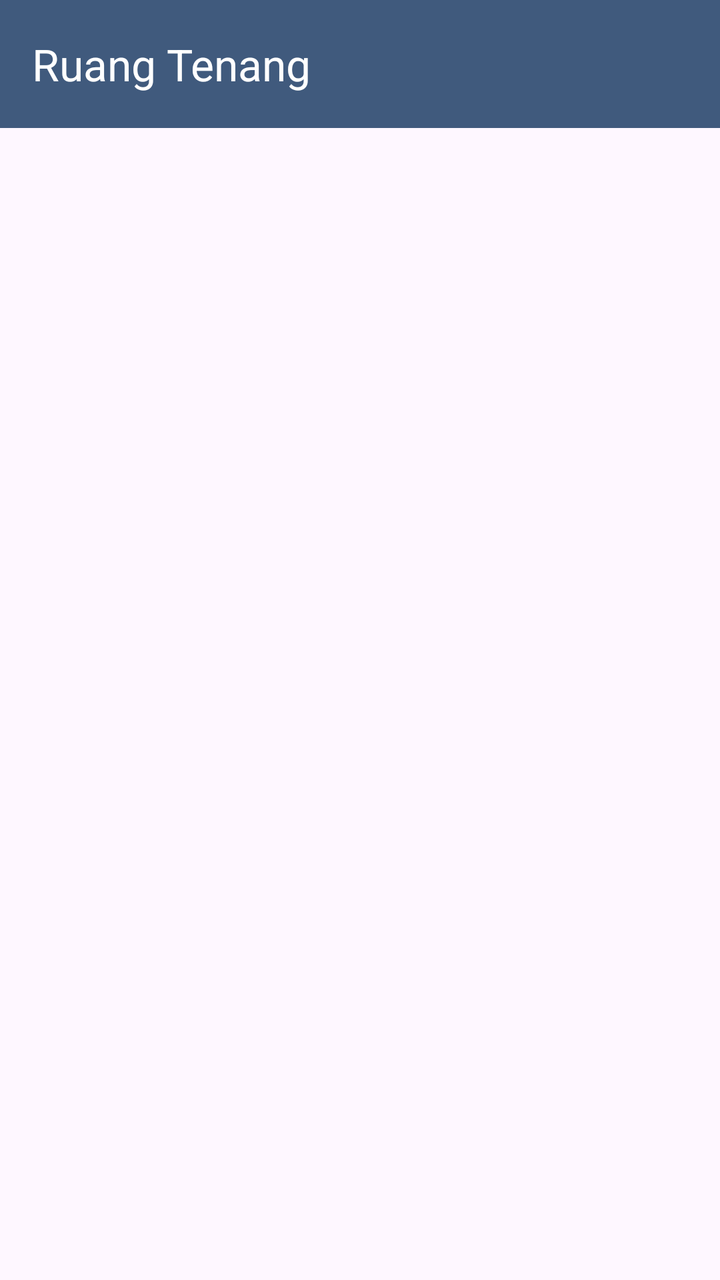
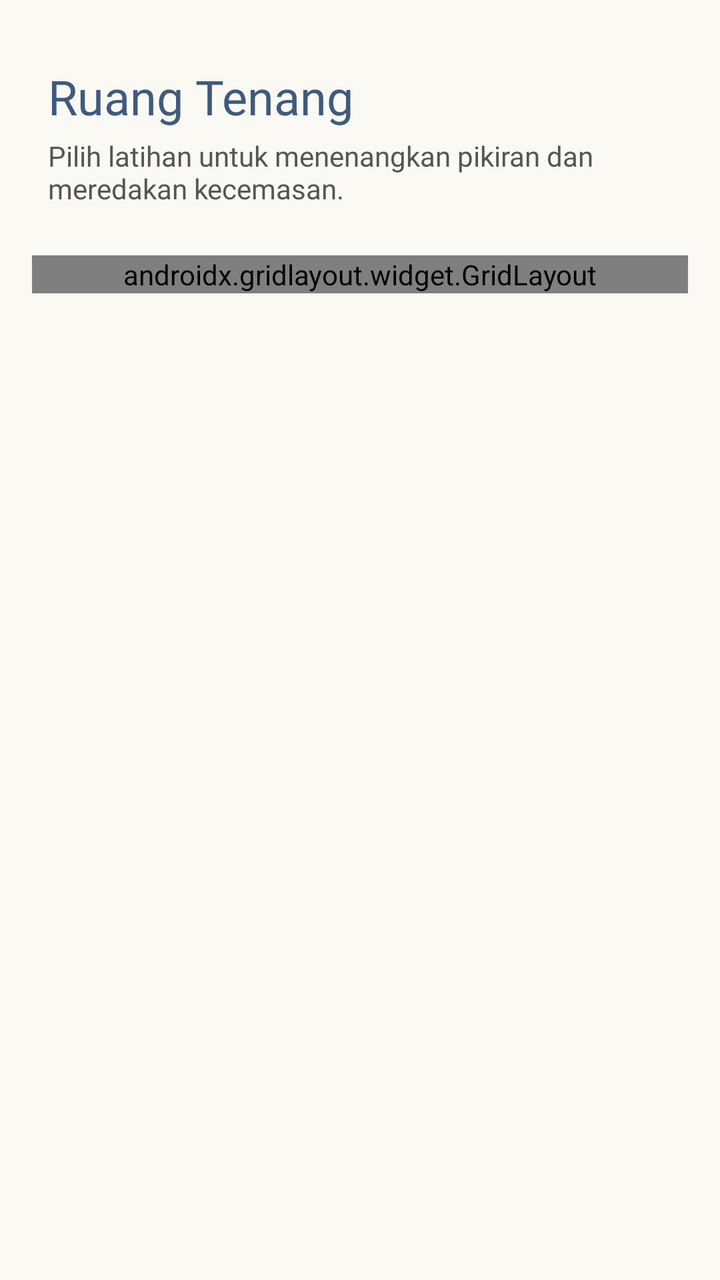

Compare the two renders of this Android layout. The source of the first and the diff that turns it into the second are given below.
<!-- AndroidManifest.xml: application theme Theme.Nazlan_3TIB -->
<!-- res/layout/fragment_tenang.xml -->
<?xml version="1.0" encoding="utf-8"?>
<androidx.coordinatorlayout.widget.CoordinatorLayout xmlns:android="http://schemas.android.com/apk/res/android"
    xmlns:app="http://schemas.android.com/apk/res-auto"
    xmlns:tools="http://schemas.android.com/tools"
    android:layout_width="match_parent"
    android:layout_height="match_parent"
    tools:context=".tenang.TenangFragment">

    <com.google.android.material.appbar.AppBarLayout
        android:id="@+id/appBarLayout"
        android:layout_width="match_parent"
        android:layout_height="wrap_content"
        android:theme="@style/ThemeOverlay.AppCompat.Dark.ActionBar">

        <androidx.appcompat.widget.Toolbar
            android:id="@+id/toolbarTenang"
            android:layout_width="match_parent"
            android:layout_height="?attr/actionBarSize"
            android:background="@color/navy_blue"
            app:title="Ruang Tenang"
            app:titleTextColor="@color/white"
            app:layout_scrollFlags="scroll|enterAlways" />

    </com.google.android.material.appbar.AppBarLayout>

    <ListView
        android:id="@+id/listViewTenang"
        android:layout_width="match_parent"
        android:layout_height="match_parent"
        android:divider="@android:color/transparent"
        android:dividerHeight="0dp"
        app:layout_behavior="@string/appbar_scrolling_view_behavior" />

</androidx.coordinatorlayout.widget.CoordinatorLayout>
<!-- resources referenced by this layout -->
<resources>
  <color name="navy_blue">#405A7D</color>
  <color name="white">#FFFFFFFF</color>
  <style name="Theme.Nazlan_3TIB" parent="Base.Theme.Nazlan_3TIB" />
  <style name="Base.Theme.Nazlan_3TIB" parent="Theme.Material3.DayNight.NoActionBar">
          
          <item name="android:statusBarColor">@color/navy_blue</item>
      </style>
</resources>

<!-- the commit's change to res/layout/fragment_tenang.xml (unified diff, before → after) -->
@@ -1,34 +1,113 @@
 <?xml version="1.0" encoding="utf-8"?>
-<androidx.coordinatorlayout.widget.CoordinatorLayout xmlns:android="http://schemas.android.com/apk/res/android"
+<androidx.constraintlayout.widget.ConstraintLayout xmlns:android="http://schemas.android.com/apk/res/android"
     xmlns:app="http://schemas.android.com/apk/res-auto"
     xmlns:tools="http://schemas.android.com/tools"
     android:layout_width="match_parent"
     android:layout_height="match_parent"
+    android:background="#FAF9F4"
     tools:context=".tenang.TenangFragment">
 
-    <com.google.android.material.appbar.AppBarLayout
-        android:id="@+id/appBarLayout"
-        android:layout_width="match_parent"
+    
+    <TextView
+        android:id="@+id/tvTitleTenang"
+        android:layout_width="wrap_content"
         android:layout_height="wrap_content"
-        android:theme="@style/ThemeOverlay.AppCompat.Dark.ActionBar">
+        android:text="Ruang Tenang"
+        android:textColor="@color/navy_blue"
+        android:textSize="24sp"
+        android:fontFamily="@font/nunito_bold"
+        android:layout_marginTop="32dp"
+        android:layout_marginStart="24dp"
+        app:layout_constraintStart_toStartOf="parent"
+        app:layout_constraintTop_toTopOf="parent" />
 
-        <androidx.appcompat.widget.Toolbar
-            android:id="@+id/toolbarTenang"
-            android:layout_width="match_parent"
-            android:layout_height="?attr/actionBarSize"
-            android:background="@color/navy_blue"
-            app:title="Ruang Tenang"
-            app:titleTextColor="@color/white"
-            app:layout_scrollFlags="scroll|enterAlways" />
+    <TextView
+        android:id="@+id/tvDescTenang"
+        android:layout_width="0dp"
+        android:layout_height="wrap_content"
+        android:layout_marginTop="4dp"
+        android:layout_marginEnd="24dp"
+        android:text="Pilih latihan untuk menenangkan pikiran dan meredakan kecemasan."
+        android:textColor="#555555"
+        android:textSize="14sp"
+        android:fontFamily="@font/nunito_regular"
+        app:layout_constraintStart_toStartOf="@+id/tvTitleTenang"
+        app:layout_constraintEnd_toEndOf="parent"
+        app:layout_constraintTop_toBottomOf="@+id/tvTitleTenang" />
 
-    </com.google.android.material.appbar.AppBarLayout>
+    
+    <androidx.gridlayout.widget.GridLayout
+        android:id="@+id/gridMenuTenang"
+        android:layout_width="0dp"
+        android:layout_height="wrap_content"
+        android:layout_marginHorizontal="16dp"
+        android:layout_marginTop="24dp"
+        app:columnCount="2"
+        app:useDefaultMargins="true"
+        app:layout_constraintEnd_toEndOf="parent"
+        app:layout_constraintStart_toStartOf="parent"
+        app:layout_constraintTop_toBottomOf="@+id/tvDescTenang">
 
-    <ListView
-        android:id="@+id/listViewTenang"
-        android:layout_width="match_parent"
-        android:layout_height="match_parent"
-        android:divider="@android:color/transparent"
-        android:dividerHeight="0dp"
-        app:layout_behavior="@string/appbar_scrolling_view_behavior" />
+        
+        <com.google.android.material.button.MaterialButton
+            android:id="@+id/btnNapasKotak"
+            android:layout_width="0dp"
+            android:layout_height="100dp"
+            android:text="Napas Kotak"
+            android:textColor="@color/navy_blue"
+            android:fontFamily="@font/nunito_bold"
+            app:backgroundTint="#E3EEF7"
+            app:cornerRadius="16dp"
+            app:layout_columnWeight="1"
+            app:layout_gravity="fill_horizontal"
+            app:strokeColor="@color/navy_blue"
+            app:strokeWidth="1dp" />
 
-</androidx.coordinatorlayout.widget.CoordinatorLayout>
+        
+        <com.google.android.material.button.MaterialButton
+            android:id="@+id/btnGrounding"
+            android:layout_width="0dp"
+            android:layout_height="100dp"
+            android:text="Grounding"
+            android:textColor="@color/navy_blue"
+            android:fontFamily="@font/nunito_bold"
+            app:backgroundTint="#E3EEF7"
+            app:cornerRadius="16dp"
+            app:layout_columnWeight="1"
+            app:layout_gravity="fill_horizontal"
+            app:strokeColor="@color/navy_blue"
+            app:strokeWidth="1dp" />
+
+        
+        <com.google.android.material.button.MaterialButton
+            android:id="@+id/btnSuaraAlam"
+            android:layout_width="0dp"
+            android:layout_height="100dp"
+            android:text="Suara Alam"
+            android:textColor="@color/navy_blue"
+            android:fontFamily="@font/nunito_bold"
+            app:backgroundTint="#E3EEF7"
+            app:cornerRadius="16dp"
+            app:layout_columnWeight="1"
+            app:layout_gravity="fill_horizontal"
+            app:strokeColor="@color/navy_blue"
+            app:strokeWidth="1dp" />
+
+        
+        <com.google.android.material.button.MaterialButton
+            android:id="@+id/btnMeditasi"
+            android:layout_width="0dp"
+            android:layout_height="100dp"
+            android:text="Meditasi Singkat"
+            android:textColor="@color/navy_blue"
+            android:fontFamily="@font/nunito_bold"
+            app:backgroundTint="#E3EEF7"
+            app:cornerRadius="16dp"
+            app:layout_columnWeight="1"
+            app:layout_gravity="fill_horizontal"
+            app:strokeColor="@color/navy_blue"
+            app:strokeWidth="1dp" />
+
+    </androidx.gridlayout.widget.GridLayout>
+
+</androidx.constraintlayout.widget.ConstraintLayout>
<!-- resource entries referenced after the edit -->
@@ -1,7 +1,6 @@
 <!-- resources referenced by this layout -->
 <resources>
   <color name="navy_blue">#405A7D</color>
-  <color name="white">#FFFFFFFF</color>
   <style name="Theme.Nazlan_3TIB" parent="Base.Theme.Nazlan_3TIB" />
   <style name="Base.Theme.Nazlan_3TIB" parent="Theme.Material3.DayNight.NoActionBar">
           
